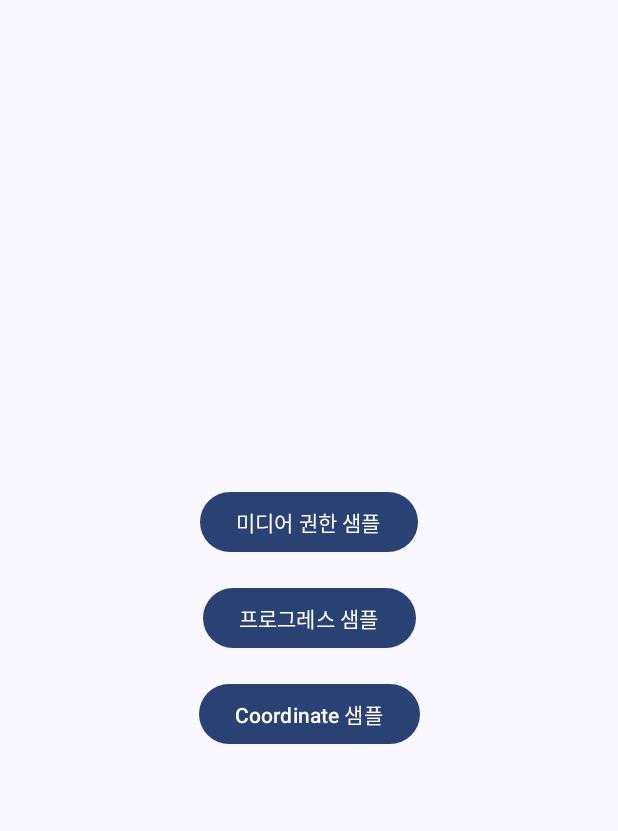
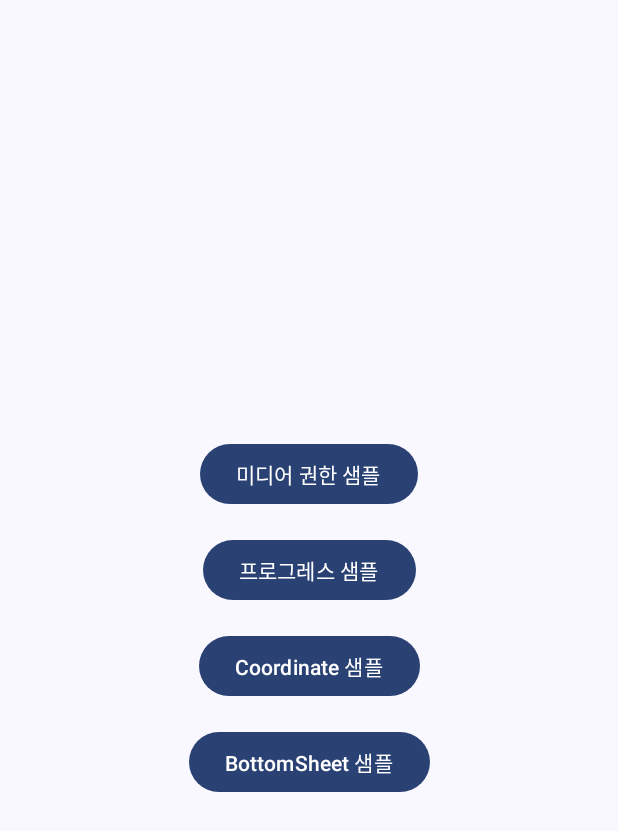
Before and after one commit to kangmin1012/ComposePlayGround, an Android app built with Jetpack Compose: the screen it shows after launch (MainActivity), on a phone screen of 412 x 824 dp. Shown: the top 831 px of the screen. Run offline under Robolectric (Android 15) with nearby library versions, the phone set to English and light mode, and no system bars.

Commit message:
바텀시트 샘플 페이지 이동 버튼 추가

```diff
--- a/app/src/main/java/compose/play/ground/MainActivity.kt
+++ b/app/src/main/java/compose/play/ground/MainActivity.kt
@@ -18,6 +18,7 @@ import androidx.compose.ui.Modifier
 import androidx.compose.ui.platform.LocalContext
 import androidx.compose.ui.tooling.preview.Preview
 import androidx.compose.ui.unit.dp
+import compose.play.ground.bottomsheet.BottomSheetActivity
 import compose.play.ground.coordinate.CoordinateActivity
 import compose.play.ground.permission.MediaPermissionActivity
 import compose.play.ground.progress.ProgressActivity
@@ -74,6 +75,16 @@ fun MainScreen() {
                     Text("Coordinate 샘플")
                 }
             }
+
+            item {
+                Button(
+                    onClick = {
+                        context.startActivity(Intent(context, BottomSheetActivity::class.java))
+                    }
+                ) {
+                    Text("BottomSheet 샘플")
+                }
+            }
         }
 
     }
```
